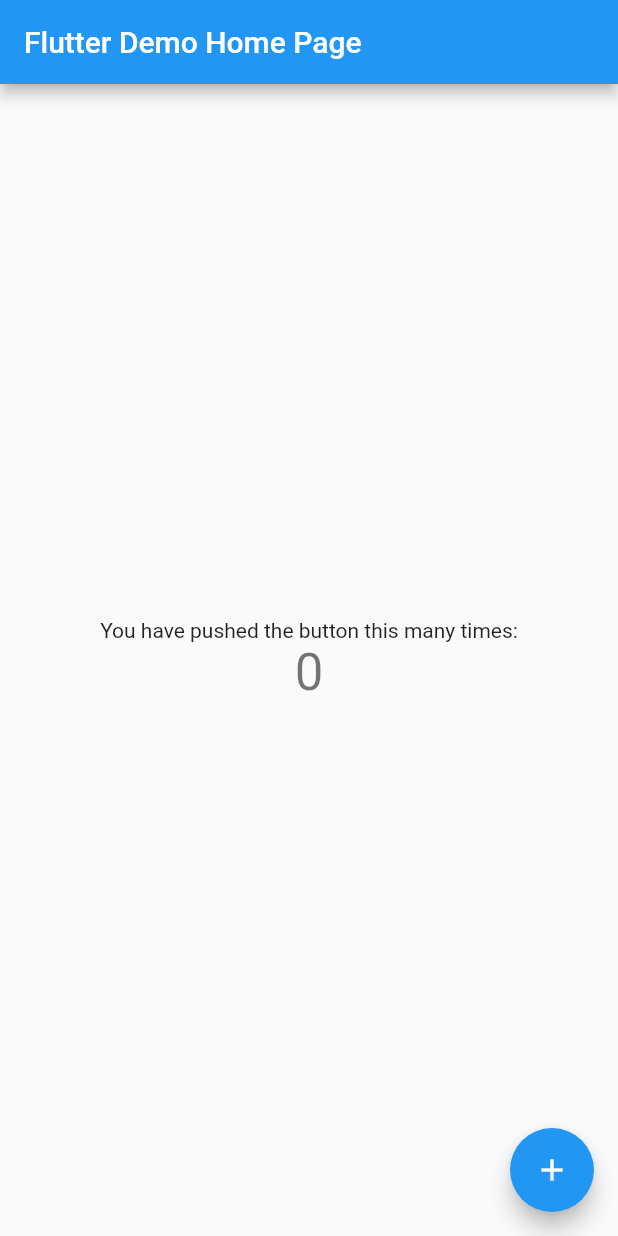
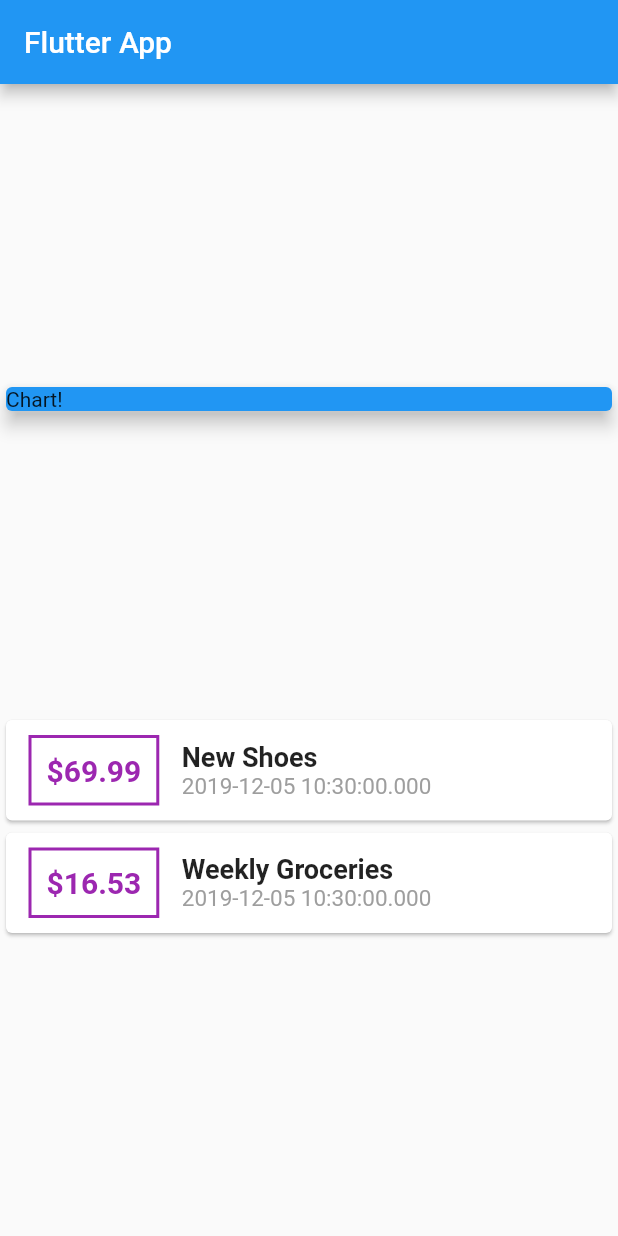
Before and after one commit to Adam-Ozbayraktar/personal_expenses_app, a Flutter app: the screen it shows after launch, on a phone screen of 412 x 824 dp. Run offline on Flutter 3.47's test engine with Material 2 defaults, Android fonts, the phone set to English and light mode, and no system bars.

Commit message:
Initial Commit

```diff
--- a/lib/main.dart
+++ b/lib/main.dart
@@ -1,111 +1,105 @@
 import 'package:flutter/material.dart';
+
+import './transaction.dart';
 
 void main() => runApp(MyApp());
 
 class MyApp extends StatelessWidget {
-  // This widget is the root of your application.
   @override
   Widget build(BuildContext context) {
     return MaterialApp(
-      title: 'Flutter Demo',
-      theme: ThemeData(
-        // This is the theme of your application.
-        //
-        // Try running your application with "flutter run". You'll see the
-        // application has a blue toolbar. Then, without quitting the app, try
-        // changing the primarySwatch below to Colors.green and then invoke
-        // "hot reload" (press "r" in the console where you ran "flutter run",
-        // or simply save your changes to "hot reload" in a Flutter IDE).
-        // Notice that the counter didn't reset back to zero; the application
-        // is not restarted.
-        primarySwatch: Colors.blue,
-      ),
-      home: MyHomePage(title: 'Flutter Demo Home Page'),
+      title: 'Flutter App',
+      home: MyHomePage(),
     );
   }
 }
 
-class MyHomePage extends StatefulWidget {
-  MyHomePage({Key key, this.title}) : super(key: key);
-
-  // This widget is the home page of your application. It is stateful, meaning
-  // that it has a State object (defined below) that contains fields that affect
-  // how it looks.
-
-  // This class is the configuration for the state. It holds the values (in this
-  // case the title) provided by the parent (in this case the App widget) and
-  // used by the build method of the State. Fields in a Widget subclass are
-  // always marked "final".
-
-  final String title;
-
-  @override
-  _MyHomePageState createState() => _MyHomePageState();
-}
-
-class _MyHomePageState extends State<MyHomePage> {
-  int _counter = 0;
-
-  void _incrementCounter() {
-    setState(() {
-      // This call to setState tells the Flutter framework that something has
-      // changed in this State, which causes it to rerun the build method below
-      // so that the display can reflect the updated values. If we changed
-      // _counter without calling setState(), then the build method would not be
-      // called again, and so nothing would appear to happen.
-      _counter++;
-    });
-  }
+class MyHomePage extends StatelessWidget {
+  final List<Transaction> transactions = [
+    Transaction(
+      id: 't1',
+      title: 'New Shoes',
+      amount: 69.99,
+      date: DateTime.now(),
+    ),
+    Transaction(
+      id: 't2',
+      title: 'Weekly Groceries',
+      amount: 16.53,
+      date: DateTime.now(),
+    ),
+  ];
 
   @override
   Widget build(BuildContext context) {
-    // This method is rerun every time setState is called, for instance as done
-    // by the _incrementCounter method above.
-    //
-    // The Flutter framework has been optimized to make rerunning build methods
-    // fast, so that you can just rebuild anything that needs updating rather
-    // than having to individually change instances of widgets.
     return Scaffold(
       appBar: AppBar(
-        // Here we take the value from the MyHomePage object that was created by
-        // the App.build method, and use it to set our appbar title.
-        title: Text(widget.title),
+        title: Text('Flutter App'),
       ),
-      body: Center(
-        // Center is a layout widget. It takes a single child and positions it
-        // in the middle of the parent.
-        child: Column(
-          // Column is also a layout widget. It takes a list of children and
-          // arranges them vertically. By default, it sizes itself to fit its
-          // children horizontally, and tries to be as tall as its parent.
-          //
-          // Invoke "debug painting" (press "p" in the console, choose the
-          // "Toggle Debug Paint" action from the Flutter Inspector in Android
-          // Studio, or the "Toggle Debug Paint" command in Visual Studio Code)
-          // to see the wireframe for each widget.
-          //
-          // Column has various properties to control how it sizes itself and
-          // how it positions its children. Here we use mainAxisAlignment to
-          // center the children vertically; the main axis here is the vertical
-          // axis because Columns are vertical (the cross axis would be
-          // horizontal).
-          mainAxisAlignment: MainAxisAlignment.center,
+      body: Column(
+        mainAxisAlignment: MainAxisAlignment.spaceEvenly,
+        crossAxisAlignment: CrossAxisAlignment.stretch,
+        children: <Widget>[
+          Container(
+            width: double.infinity,
+            child: Card(
+              color: Colors.blue,
+              child: Text('Chart!'),
+              elevation: 5,
+            ),
+          ),
+          Column(
+            children: transactions.map((tx) {
+              return Card(
+                child: Row(
+                  children: <Widget>[
+                    Container(
+                      margin: EdgeInsets.symmetric(
+                        vertical: 10,
+                        horizontal: 15,
+                      ),
+                      decoration: BoxDecoration(
+                        border: Border.all(
+                          color: Colors.purple,
+                          width: 2,
+                        ),
+                      ),
+                      padding: EdgeInsets.all(10),
+                      child: Text(
+                        '\$${tx.amount}', //+ tx.amount.toString(),
+                        style: TextStyle(
+                          fontWeight: FontWeight.bold,
+                          fontSize: 20,
+                          color: Colors.purple,
+                        ),
+                      ),
+                    ),
+                    Column(
+                      crossAxisAlignment: CrossAxisAlignment.start,
                       children: <Widget>[
                         Text(
-              'You have pushed the button this many times:',
+                          tx.title,
+                          style: TextStyle(
+                            fontWeight: FontWeight.bold,
+                            fontSize: 18,
+                          ),
                         ),
                         Text(
-              '$_counter',
-              style: Theme.of(context).textTheme.display1,
+                          tx.date.toString(),
+                          style: TextStyle(
+                            color: Colors.grey,
+                            fontSize: 15,
+                          ),
                         ),
                       ],
                     ),
+                  ],
                 ),
-      floatingActionButton: FloatingActionButton(
-        onPressed: _incrementCounter,
-        tooltip: 'Increment',
-        child: Icon(Icons.add),
-      ), // This trailing comma makes auto-formatting nicer for build methods.
+              );
+            }).toList(),
+          ),
+        ],
+      ),
     );
   }
 }
--- /dev/null
+++ b/lib/transaction.dart
@@ -0,0 +1,15 @@
+import 'package:flutter/foundation.dart';
+
+class Transaction {
+  String id;
+  String title;
+  double amount;
+  DateTime date;
+
+  Transaction({
+    @required this.id,
+    @required this.title,
+    @required this.amount,
+    @required this.date,
+  });
+}
```
Lines whose indentation alone changed are shown as unchanged.
